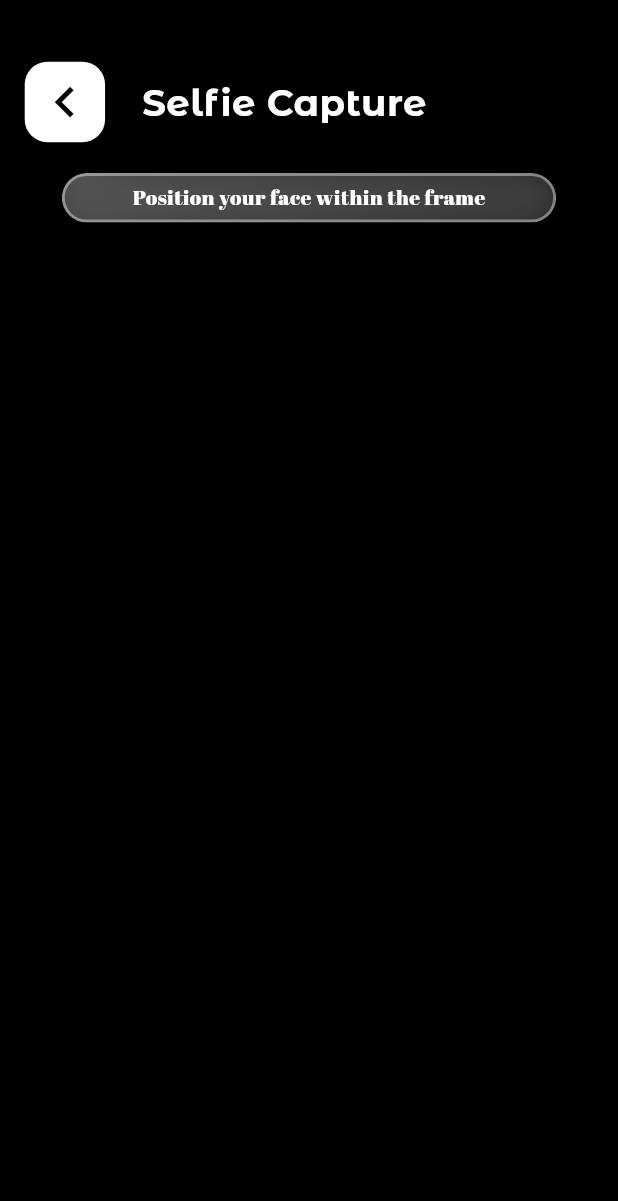
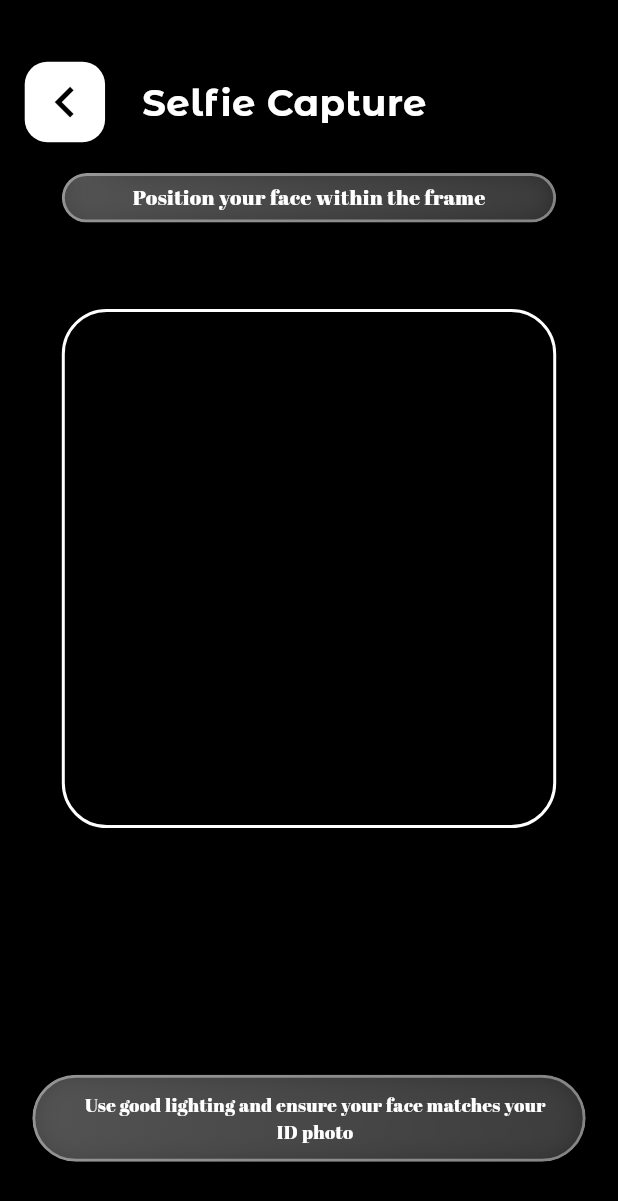
Before and after one commit to Alvin11David/HELPER-APP, a Flutter app: the screen it shows after launch, on a phone screen of 412 x 824 dp. Shown: the top 1201 px of the screen. Run offline on Flutter 3.47's test engine with Material 3 defaults, Android fonts, the phone set to English and light mode, and no system bars; our stand-ins replace camera; missing offline and left inert: google_ml_kit.

Commit message:
Added selfie screen

```diff
--- a/helper/lib/Document Upload/Face_Scan_Screen.dart
+++ b/helper/lib/Document Upload/Face_Scan_Screen.dart
@@ -98,9 +98,7 @@ class _FaceScanScreenState extends State<FaceScanScreen> {
             ),
           ),
           Positioned(
-                  top:
-                      screenHeight *
-                      0.14, // Adjusted to reduce space from header
+            top: screenHeight * 0.14, // Adjusted to reduce space from header
             left: screenWidth * 0.10,
             right: screenWidth * 0.10,
             child: ClipRRect(
@@ -156,6 +154,75 @@ class _FaceScanScreenState extends State<FaceScanScreen> {
               ),
             ),
           ),
+          Positioned(
+            top: screenHeight * 0.25,
+            left: (screenWidth - screenWidth * 0.8) / 2,
+            child: Container(
+              width: screenWidth * 0.8,
+              height: screenHeight * 0.42,
+              decoration: BoxDecoration(
+                border: Border.all(color: Colors.white, width: 2),
+                borderRadius: BorderRadius.circular(30),
+              ),
+            ),
+          ),
+          Positioned(
+            bottom: screenHeight * 0.06,
+            left: 0,
+            right: 0,
+            child: Center(
+              child: ClipRRect(
+                borderRadius: BorderRadius.circular(30),
+                child: BackdropFilter(
+                  filter: ImageFilter.blur(sigmaX: 15, sigmaY: 15),
+                  child: Container(
+                    padding: EdgeInsets.symmetric(
+                      horizontal: screenWidth * 0.06,
+                      vertical: screenHeight * 0.011,
+                    ),
+                    decoration: BoxDecoration(
+                      gradient: LinearGradient(
+                        begin: Alignment.topLeft,
+                        end: Alignment.bottomRight,
+                        colors: [
+                          Colors.white.withOpacity(0.25),
+                          Colors.white.withOpacity(0.15),
+                        ],
+                      ),
+                      borderRadius: BorderRadius.circular(30),
+                      border: Border.all(
+                        color: Colors.white.withOpacity(0.4),
+                        width: 2,
+                      ),
+                      boxShadow: [
+                        BoxShadow(
+                          color: Colors.white.withOpacity(0.1),
+                          blurRadius: 15,
+                          spreadRadius: 2,
+                        ),
+                      ],
+                    ),
+                    child: Row(
+                      mainAxisSize: MainAxisSize.min,
+                      children: [
+                        SizedBox(width: screenWidth * 0.02),
+                        Text(
+                          'Use good lighting and ensure your face matches your\nID photo',
+                          style: TextStyle(
+                            color: Colors.white,
+                            fontSize: screenWidth * 0.03,
+                            fontWeight: FontWeight.w500,
+                            fontFamily: 'Poppins',
+                          ),
+                          textAlign: TextAlign.center,
+                        ),
+                      ],
+                    ),
+                  ),
+                ),
+              ),
+            ),
+          ),
         ],
       ),
     );
```
Lines whose indentation alone changed are shown as unchanged.
